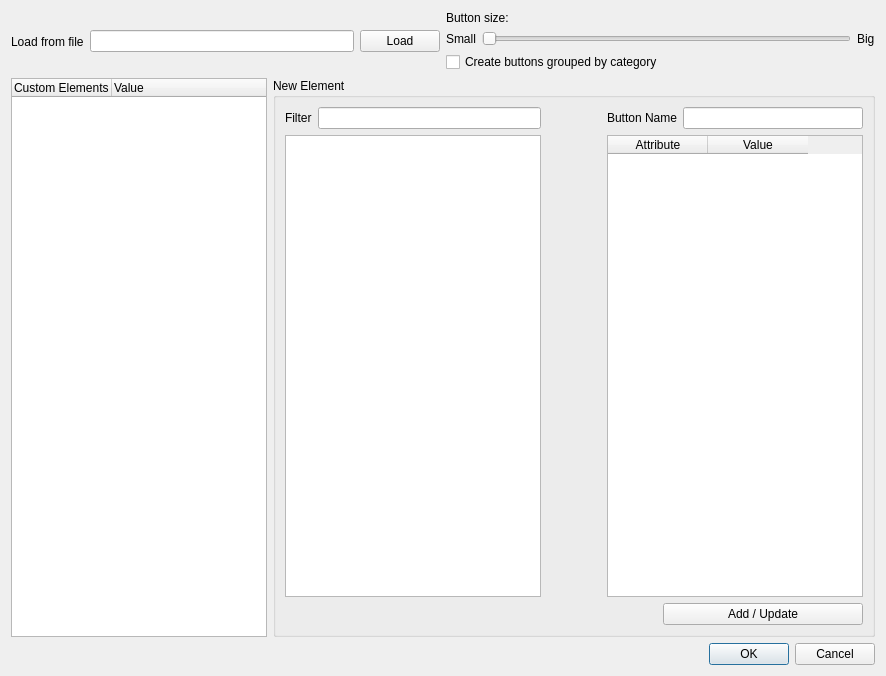
The window that ProductionTools/FieldToolBox/field_setup.ui (dsgoficial/DsgTools) describes before a commit, drawn with Qt 5.
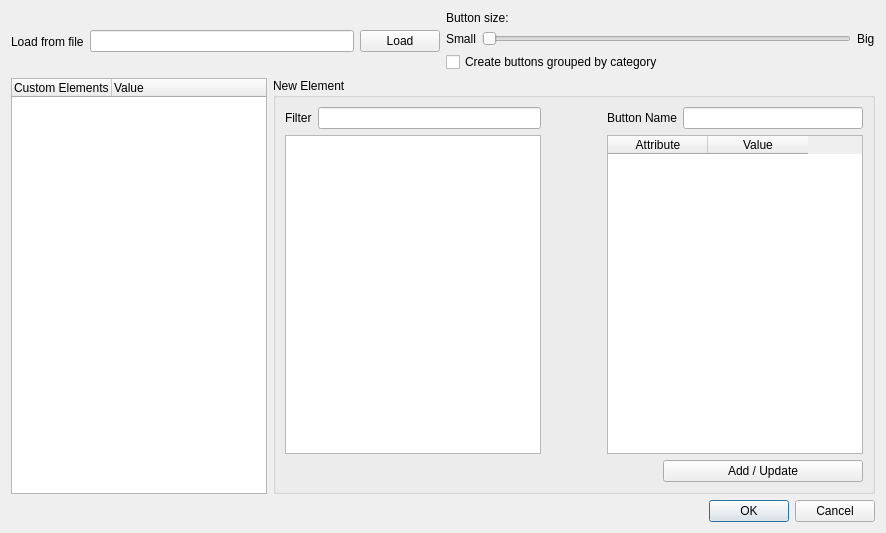
The same window after the commit.

What changed in the file:
```diff
--- a/ProductionTools/FieldToolBox/field_setup.ui
+++ b/ProductionTools/FieldToolBox/field_setup.ui
@@ -6,8 +6,8 @@
    <rect>
     <x>0</x>
     <y>0</y>
-    <width>823</width>
-    <height>676</height>
+    <width>882</width>
+    <height>533</height>
    </rect>
   </property>
   <property name="windowTitle">
```
Left out of the diff: 62 changed lines with no effect on the pictures.
